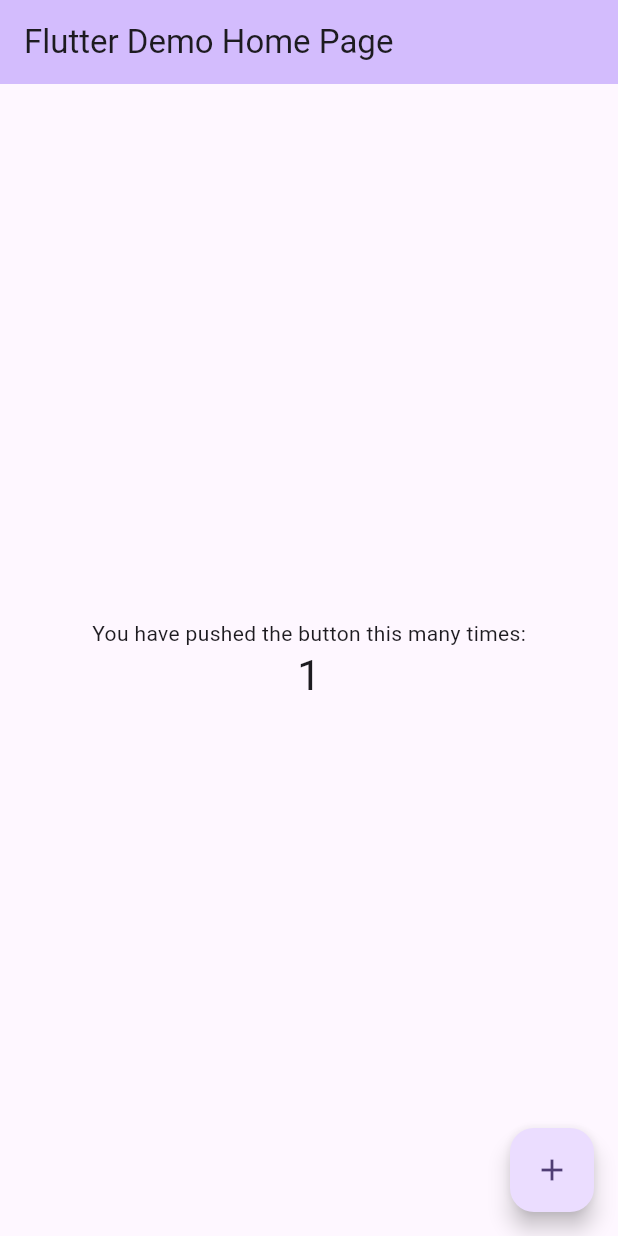
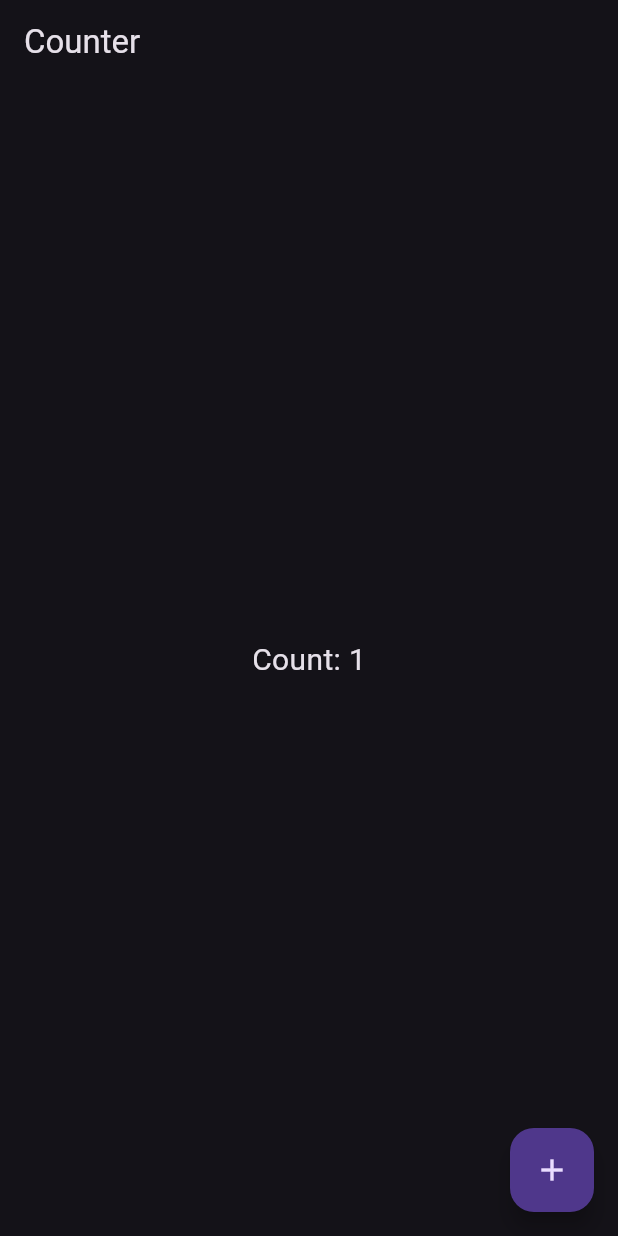
Before and after one commit to Aiswarya151/counter_app2, a Flutter app: the screen it shows after launch, after a tap on the "add" icon, on a phone screen of 412 x 824 dp. Run offline on Flutter 3.47's test engine with Material 3 defaults, Android fonts, the phone set to English and light mode, and no system bars; our stand-ins replace flutter_riverpod.

Commit message:
created counter screen and implemented counter incrementing functionality using riverpod

```diff
--- /dev/null
+++ b/lib/features/counter/counter_screen.dart
@@ -0,0 +1,24 @@
+import 'package:counter_app2/features/counter/viewmodel/counter_provider.dart';
+import 'package:flutter/material.dart';
+import 'package:flutter_riverpod/flutter_riverpod.dart';
+
+class CounterScreen extends ConsumerWidget {
+  const CounterScreen({super.key});
+
+  @override
+  Widget build(BuildContext context, WidgetRef ref) {
+    final count = ref.watch(counterProvider);
+    return Scaffold(
+      appBar: AppBar(title: Text('Counter')),
+      body: Center(
+        child: Text('Count: $count', style: TextStyle(fontSize: 20)),
+      ),
+      floatingActionButton: FloatingActionButton(
+        onPressed: () {
+          ref.read(counterProvider.notifier).increment();
+        },
+        child: Icon(Icons.add),
+      ),
+    );
+  }
+}
--- /dev/null
+++ b/lib/features/counter/viewmodel/counter_provider.dart
@@ -0,0 +1,10 @@
+import 'package:flutter_riverpod/flutter_riverpod.dart';
+
+final counterProvider=StateNotifierProvider<CounterNotifier,int>((ref)=>CounterNotifier());
+
+class CounterNotifier  extends StateNotifier<int>{
+ CounterNotifier():super(0);
+
+ void increment()=>state++;
+
+}
--- a/lib/main.dart
+++ b/lib/main.dart
@@ -1,7 +1,9 @@
+import 'package:counter_app2/features/counter/counter_screen.dart';
 import 'package:flutter/material.dart';
+import 'package:flutter_riverpod/flutter_riverpod.dart';
 
 void main() {
-  runApp(const MyApp());
+  runApp(const ProviderScope(child:MyApp()));
 }
 
 class MyApp extends StatelessWidget {
@@ -12,7 +14,7 @@
   Widget build(BuildContext context) {
     return MaterialApp(
       title: 'Flutter Demo',
-      theme: ThemeData(
+      theme: ThemeData.dark(),
         // This is the theme of your application.
         //
         // TRY THIS: Try running your application with "flutter run". You'll see
@@ -28,95 +30,9 @@
         //
         // This works for code too, not just values: Most code changes can be
         // tested with just a hot reload.
-        colorScheme: ColorScheme.fromSeed(seedColor: Colors.deepPurple),
-      ),
-      home: const MyHomePage(title: 'Flutter Demo Home Page'),
+
+
+      home: const CounterScreen(),
     );
   }
 }
-
-class MyHomePage extends StatefulWidget {
-  const MyHomePage({super.key, required this.title});
-
-  // This widget is the home page of your application. It is stateful, meaning
-  // that it has a State object (defined below) that contains fields that affect
-  // how it looks.
-
-  // This class is the configuration for the state. It holds the values (in this
-  // case the title) provided by the parent (in this case the App widget) and
-  // used by the build method of the State. Fields in a Widget subclass are
-  // always marked "final".
-
-  final String title;
-
-  @override
-  State<MyHomePage> createState() => _MyHomePageState();
-}
-
-class _MyHomePageState extends State<MyHomePage> {
-  int _counter = 0;
-
-  void _incrementCounter() {
-    setState(() {
-      // This call to setState tells the Flutter framework that something has
-      // changed in this State, which causes it to rerun the build method below
-      // so that the display can reflect the updated values. If we changed
-      // _counter without calling setState(), then the build method would not be
-      // called again, and so nothing would appear to happen.
-      _counter++;
-    });
-  }
-
-  @override
-  Widget build(BuildContext context) {
-    // This method is rerun every time setState is called, for instance as done
-    // by the _incrementCounter method above.
-    //
-    // The Flutter framework has been optimized to make rerunning build methods
-    // fast, so that you can just rebuild anything that needs updating rather
-    // than having to individually change instances of widgets.
-    return Scaffold(
-      appBar: AppBar(
-        // TRY THIS: Try changing the color here to a specific color (to
-        // Colors.amber, perhaps?) and trigger a hot reload to see the AppBar
-        // change color while the other colors stay the same.
-        backgroundColor: Theme.of(context).colorScheme.inversePrimary,
-        // Here we take the value from the MyHomePage object that was created by
-        // the App.build method, and use it to set our appbar title.
-        title: Text(widget.title),
-      ),
-      body: Center(
-        // Center is a layout widget. It takes a single child and positions it
-        // in the middle of the parent.
-        child: Column(
-          // Column is also a layout widget. It takes a list of children and
-          // arranges them vertically. By default, it sizes itself to fit its
-          // children horizontally, and tries to be as tall as its parent.
-          //
-          // Column has various properties to control how it sizes itself and
-          // how it positions its children. Here we use mainAxisAlignment to
-          // center the children vertically; the main axis here is the vertical
-          // axis because Columns are vertical (the cross axis would be
-          // horizontal).
-          //
-          // TRY THIS: Invoke "debug painting" (choose the "Toggle Debug Paint"
-          // action in the IDE, or press "p" in the console), to see the
-          // wireframe for each widget.
-          mainAxisAlignment: MainAxisAlignment.center,
-          children: <Widget>[
-            const Text('You have pushed the button this many times:'),
-            Text(
-              '$_counter',
-              style: Theme.of(context).textTheme.headlineMedium,
-            ),
-          ],
-        ),
-      ),
-      floatingActionButton: FloatingActionButton(
-        onPressed: _incrementCounter,
-        tooltip: 'Increment',
-        child: const Icon(Icons.add),
-      ), // This trailing comma makes auto-formatting nicer for build methods.
-    );
-  }
-}
--- a/pubspec.yaml
+++ b/pubspec.yaml
@@ -34,6 +34,7 @@ dependencies:
   # The following adds the Cupertino Icons font to your application.
   # Use with the CupertinoIcons class for iOS style icons.
   cupertino_icons: ^1.0.8
+  flutter_riverpod: ^2.6.1
 
 dev_dependencies:
   flutter_test:
```
Also changed, not shown: pubspec.lock.
